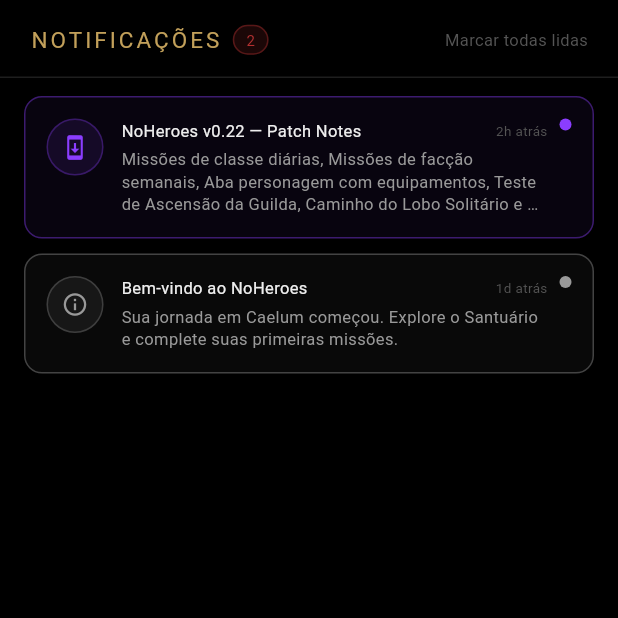
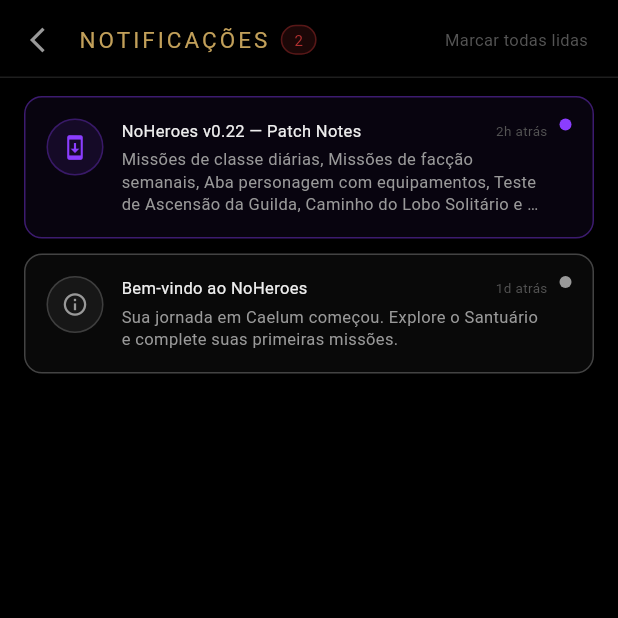
Before and after one commit to NoHeroe/App_Noheroes, a Flutter app: the NotificationsScreen screen opened by its route, on a phone screen of 412 x 824 dp, the top half of it. Run offline on Flutter 3.47's test engine with Material 3 defaults, Android fonts, the light colour scheme and no system bars; our stand-ins replace drift, flutter_local_notifications, flutter_riverpod, go_router, google_fonts, shared_preferences and 1 more; accounts and stored records are empty; generated files the repository leaves out were written again.

Commit message:
fix(notifications): adiciona botao voltar para /sanctuary

```diff
--- a/lib/presentation/notifications/notifications_screen.dart
+++ b/lib/presentation/notifications/notifications_screen.dart
@@ -1,5 +1,6 @@
 import 'package:flutter/material.dart';
 import 'package:flutter_riverpod/flutter_riverpod.dart';
+import 'package:go_router/go_router.dart';
 import 'package:google_fonts/google_fonts.dart';
 import 'package:shared_preferences/shared_preferences.dart';
 import 'dart:convert';
@@ -192,6 +193,12 @@ class _NotificationsScreenState extends ConsumerState<NotificationsScreen> {
               ),
               child: Row(
                 children: [
+                  GestureDetector(
+                    onTap: () => context.go('/sanctuary'),
+                    child: const Icon(Icons.arrow_back_ios,
+                        color: AppColors.textSecondary, size: 20),
+                  ),
+                  const SizedBox(width: 12),
                   Text('NOTIFICAÇÕES',
                       style: GoogleFonts.cinzelDecorative(
                           fontSize: 15, color: AppColors.gold, letterSpacing: 2)),
```
